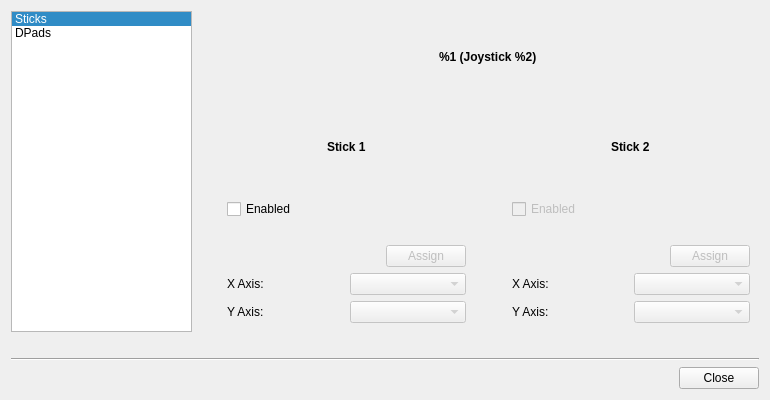
Qt form src/advancestickassignmentdialog.ui (AntiMicroX/antimicrox) before a commit.
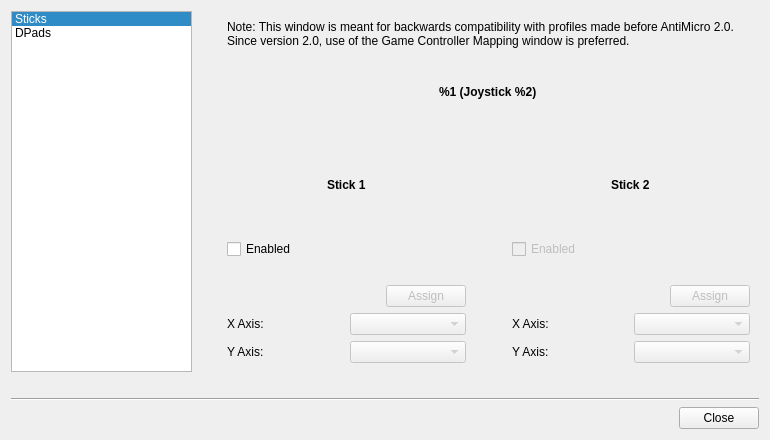
The same form after that commit.

Patch:
```diff
--- a/src/advancestickassignmentdialog.ui
+++ b/src/advancestickassignmentdialog.ui
@@ -7,7 +7,7 @@
     <x>0</x>
     <y>0</y>
     <width>770</width>
-    <height>400</height>
+    <height>440</height>
    </rect>
   </property>
   <property name="minimumSize">
@@ -72,7 +72,23 @@
        <widget class="QWidget" name="sticks">
         <layout class="QVBoxLayout" name="verticalLayout_4">
          <item>
-          <layout class="QVBoxLayout" name="verticalLayout_3" stretch="1,3">
+          <layout class="QVBoxLayout" name="verticalLayout_3" stretch="0,1,3">
+           <item>
+            <widget class="QLabel" name="versionTwoMessageLabel">
+             <property name="font">
+              <font>
+               <weight>50</weight>
+               <bold>false</bold>
+              </font>
+             </property>
+             <property name="text">
+              <string>Note: This window is meant for backwards compatibility with profiles made before AntiMicro 2.0. Since version 2.0, use of the Game Controller Mapping window is preferred.</string>
+             </property>
+             <property name="wordWrap">
+              <bool>true</bool>
+             </property>
+            </widget>
+           </item>
            <item alignment="Qt::AlignHCenter">
             <widget class="QLabel" name="joystickNumberLabel">
              <property name="font">
```
